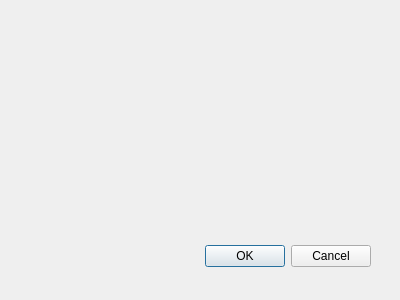
This is src/Sigil/Form_Files/CleanContent.ui in Sigil-Ebook/Sigil as Qt 5 draws it before an edit. The edited form follows.
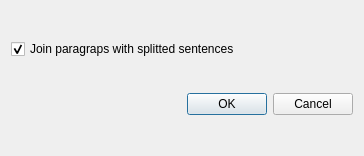
This is the edited form.

Commit message: Added "Join paragraphs" checkbox to CleanContend dialog.

```diff
--- a/src/Sigil/Form_Files/CleanContent.ui
+++ b/src/Sigil/Form_Files/CleanContent.ui
@@ -6,22 +6,33 @@
    <rect>
     <x>0</x>
     <y>0</y>
-    <width>400</width>
-    <height>300</height>
+    <width>364</width>
+    <height>156</height>
    </rect>
   </property>
   <property name="windowTitle">
    <string>Clean Content</string>
   </property>
+  <layout class="QVBoxLayout" name="verticalLayout">
+   <item>
+    <widget class="QCheckBox" name="checkBoxJoinParagraphs">
+     <property name="toolTip">
+      <string>Join sentences splitted between paragraphs.
+This sometimes happens for documents converted from PDF format.</string>
+     </property>
+     <property name="text">
+      <string>Join paragraps with splitted sentences</string>
+     </property>
+     <property name="checked">
+      <bool>true</bool>
+     </property>
+     <property name="tristate">
+      <bool>false</bool>
+     </property>
+    </widget>
+   </item>
+   <item>
   <widget class="QDialogButtonBox" name="buttonBox">
-   <property name="geometry">
-    <rect>
-     <x>30</x>
-     <y>240</y>
-     <width>341</width>
-     <height>32</height>
-    </rect>
-   </property>
    <property name="orientation">
     <enum>Qt::Horizontal</enum>
    </property>
@@ -29,6 +40,8 @@
     <set>QDialogButtonBox::Cancel|QDialogButtonBox::Ok</set>
    </property>
   </widget>
+   </item>
+  </layout>
  </widget>
  <resources/>
  <connections>
```
Lines whose indentation alone changed are shown as unchanged. The commit also changes 3 other files.
